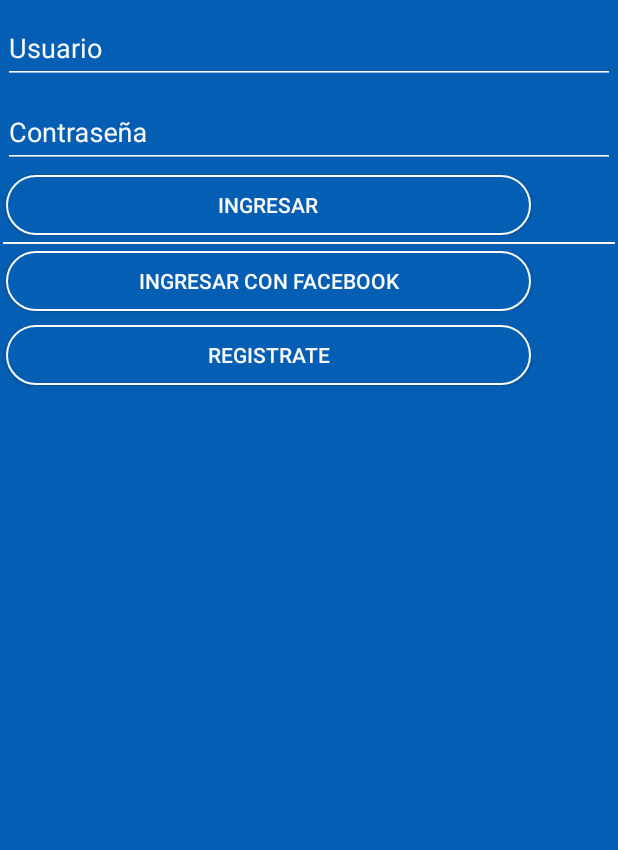
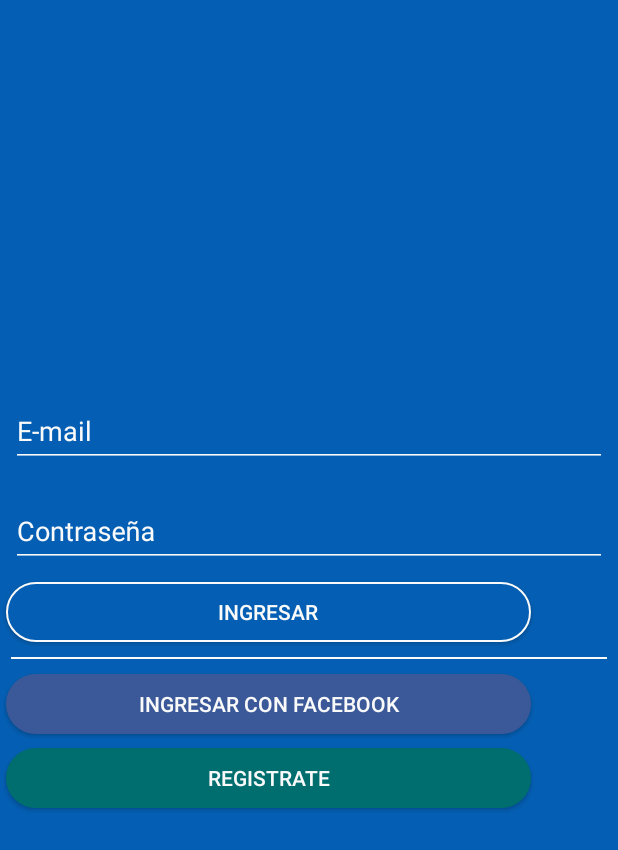
Before and after one commit to jpjordan10/CupOferta, an Android app: the screen it shows after launch (MainActivity), on a phone screen of 412 x 824 dp. Shown: the top 850 px of the screen. Run offline under Robolectric (Android 15) with nearby library versions, the phone set to English and light mode, and no system bars.

Commit message:
Design of SignUp

```diff
--- a/app/src/main/java/com/mighty/cupoferta/MainActivity.java
+++ b/app/src/main/java/com/mighty/cupoferta/MainActivity.java
@@ -12,6 +12,7 @@ public class MainActivity extends AppCompatActivity {
         super.onCreate(savedInstanceState);
         setContentView(R.layout.activity_main);
         Button btnIngresar = (Button) findViewById(R.id.btnIngresar);
+        Button btnRegistrate = (Button) findViewById(R.id.btnRegistrate);
         btnIngresar.setOnClickListener(new View.OnClickListener() {
             @Override
             public void onClick(View v) {
@@ -19,5 +20,12 @@ public class MainActivity extends AppCompatActivity {
                 startActivity(intent);
             }
         });
+        btnRegistrate.setOnClickListener(new View.OnClickListener() {
+            @Override
+            public void onClick(View v) {
+                Intent intent = new Intent(MainActivity.this, SignUpActivity.class);
+                startActivity(intent);
+            }
+        });
     }
 }
--- /dev/null
+++ b/app/src/main/res/drawable/facebook_bg_bordered.xml
@@ -0,0 +1,13 @@
+<?xml version="1.0" encoding="utf-8"?>
+<selector xmlns:android="http://schemas.android.com/apk/res/android">
+    <item>
+        <shape android:shape="rectangle">
+            <!-- background -->
+            <solid android:color="@color/colorFB" />
+            <!-- border -->
+            <stroke android:width="1dp" android:color="@color/colorFB" />
+            <!-- corner roundness -->
+            <corners android:radius="25dp" />
+        </shape>
+    </item>
+</selector>
--- /dev/null
+++ b/app/src/main/res/drawable/facebook_bg_bordered_button.xml
@@ -0,0 +1,13 @@
+<?xml version="1.0" encoding="utf-8"?>
+<layer-list xmlns:android="http://schemas.android.com/apk/res/android">
+    <item
+        android:gravity="center"
+        android:top="5dp"
+        android:bottom="5dp"
+        android:left="2dp"
+        android:right="2dp"
+        android:drawable="@drawable/facebook_bg_bordered"
+        android:width="350dp"
+        android:height="40dp"
+        android:layout_centerInParent="true"/>
+</layer-list>
--- /dev/null
+++ b/app/src/main/res/drawable/signup_bg_bordered.xml
@@ -0,0 +1,13 @@
+<?xml version="1.0" encoding="utf-8"?>
+<selector xmlns:android="http://schemas.android.com/apk/res/android">
+    <item>
+        <shape android:shape="rectangle">
+            <!-- background -->
+            <solid android:color="@color/colorsignup" />
+            <!-- border -->
+            <stroke android:width="1dp" android:color="@color/colorsignup" />
+            <!-- corner roundness -->
+            <corners android:radius="25dp" />
+        </shape>
+    </item>
+</selector>
--- /dev/null
+++ b/app/src/main/res/drawable/signup_bg_bordered_button.xml
@@ -0,0 +1,13 @@
+<?xml version="1.0" encoding="utf-8"?>
+<layer-list xmlns:android="http://schemas.android.com/apk/res/android">
+    <item
+        android:gravity="center"
+        android:top="5dp"
+        android:bottom="5dp"
+        android:left="2dp"
+        android:right="2dp"
+        android:drawable="@drawable/signup_bg_bordered"
+        android:width="350dp"
+        android:height="40dp"
+        android:layout_centerInParent="true"/>
+</layer-list>
--- a/app/src/main/res/layout/activity_main.xml
+++ b/app/src/main/res/layout/activity_main.xml
@@ -3,82 +3,101 @@
     xmlns:tools="http://schemas.android.com/tools"
     android:layout_width="match_parent"
     android:layout_height="match_parent"
+    android:background="@color/colorPrimaryDark"
+    android:focusable="true"
+    android:focusableInTouchMode="true"
     android:orientation="vertical"
-    android:background="@color/colorPrimaryDark"
-    tools:context=".MainActivity"
     android:paddingLeft="2dp"
     android:paddingRight="2dp"
-    android:focusable="true"
-    android:focusableInTouchMode="true">
+    android:paddingTop="250dp"
+    tools:context=".MainActivity">
 
     <LinearLayout
         android:layout_width="match_parent"
         android:layout_height="match_parent"
-        android:orientation="vertical"
         android:focusable="true"
-        android:focusableInTouchMode="true">
+        android:focusableInTouchMode="true"
+        android:orientation="vertical">
+
         <android.support.design.widget.TextInputLayout
-        android:id="@+id/username_text_input_layout"
+            android:id="@+id/email_text_input_layout"
             android:layout_width="match_parent"
             android:layout_height="wrap_content"
-        android:textColorHint="@color/border"
-        >
+            android:layout_marginBottom="5dp"
+            android:layout_marginLeft="5dp"
+            android:layout_marginRight="5dp"
+            android:layout_marginTop="5dp"
+            android:textColorHint="@color/border">
 
             <EditText
-            android:id="@+id/etUsername"
+                android:id="@+id/etEmail"
                 android:layout_width="wrap_content"
                 android:layout_height="wrap_content"
                 android:layout_centerHorizontal="true"
                 android:layout_centerVertical="true"
+                android:backgroundTint="@color/border"
                 android:ems="20"
-            android:hint="@string/usuario"
-            android:textColor="@color/border"
-            android:backgroundTint="@color/border"/>
+                android:hint="@string/email"
+                android:inputType="textEmailAddress"
+                android:textColor="@color/border" />
 
         </android.support.design.widget.TextInputLayout>
+
         <android.support.design.widget.TextInputLayout
             android:id="@+id/password_text_input_layout"
             android:layout_width="match_parent"
             android:layout_height="wrap_content"
+            android:layout_marginBottom="5dp"
+            android:layout_marginLeft="5dp"
+            android:layout_marginRight="5dp"
+            android:layout_marginTop="5dp"
             android:textColorHint="@color/border">
 
             <EditText
                 android:id="@+id/etContrasenia"
-            android:inputType="textPassword"
                 android:layout_width="wrap_content"
                 android:layout_height="wrap_content"
                 android:layout_centerHorizontal="true"
                 android:layout_centerVertical="true"
+                android:backgroundTint="@color/border"
                 android:ems="20"
                 android:hint="@string/contrasenia"
-            android:textColor="@color/border"
-            android:backgroundTint="@color/border"/>
+                android:inputType="textPassword"
+                android:textColor="@color/border" />
 
         </android.support.design.widget.TextInputLayout>
+
         <Button
             android:id="@+id/btnIngresar"
             android:layout_width="wrap_content"
             android:layout_height="wrap_content"
             android:background="@drawable/transparent_bg_bordered_button"
             android:text="@string/ingresar"
-        android:textColor="@color/border"/>
+            android:textColor="@color/border" />
+
         <View
             android:layout_width="fill_parent"
             android:layout_height="1dp"
+            android:layout_marginBottom="5dp"
+            android:layout_marginLeft="5dp"
+            android:layout_marginRight="5dp"
+            android:layout_marginTop="5dp"
             android:background="@color/border" />
+
         <Button
             android:id="@+id/btnIngresarFB"
             android:layout_width="wrap_content"
             android:layout_height="wrap_content"
-        android:background="@drawable/transparent_bg_bordered_button"
+            android:background="@drawable/facebook_bg_bordered_button"
             android:text="@string/ingresarFB"
-        android:textColor="@color/border"/>
+            android:textColor="@color/border" />
+
         <Button
             android:id="@+id/btnRegistrate"
             android:layout_width="wrap_content"
             android:layout_height="wrap_content"
-        android:background="@drawable/transparent_bg_bordered_button"
+            android:background="@drawable/signup_bg_bordered_button"
             android:text="@string/registrate"
-        android:textColor="@color/border"/>
+            android:textColor="@color/border" />
     </LinearLayout>
 </LinearLayout>
--- a/app/src/main/res/values/colors.xml
+++ b/app/src/main/res/values/colors.xml
@@ -5,4 +5,6 @@
     <color name="colorAccent">#FAFAFA</color>
     <color name="colorHeader">#0174DF</color>
     <color name="border">#FAFAFA</color>
+    <color name="colorFB">#3B5998</color>
+    <color name="colorsignup">#006E6F</color>
 </resources>
--- a/app/src/main/res/values/strings.xml
+++ b/app/src/main/res/values/strings.xml
@@ -1,11 +1,16 @@
 <resources>
     <string name="app_name">CupOferta</string>
-    <string name="usuario">Usuario</string>
+    <string name="email">E-mail</string>
     <string name="contrasenia">Contraseña</string>
+    <string name="contrasenia2">Repita contraseña</string>
+    <string name="nombres">Nombres</string>
+    <string name="apellidos">Apellidos</string>
+    <string name="dni">DNI</string>
     <string name="closeDrawer">Navigation View</string>
     <string name="openDrawer">Navigation View Closed</string>
     <string name="ingresar">Ingresar</string>
     <string name="ingresarFB">Ingresar con Facebook</string>
+    <string name="registrarFB">Registrarse con Facebook</string>
     <string name="registrate">Registrate</string>
     <string name="inicio">Inicio</string>
     <string name="miscupones">Mis cupones</string>
@@ -13,6 +18,7 @@
     <string name="configuracion">Configuación</string>
     <string name="sobreapp">Sobre el app</string>
     <string name="salir">Cerrar Sesión</string>
+    <string name="acepto">Acepto términos y condiciones</string>
 
     <!-- TODO: Remove or change this placeholder text -->
     <string name="hello_blank_fragment">Hello blank fragment</string>
--- a/app/src/main/res/values/styles.xml
+++ b/app/src/main/res/values/styles.xml
@@ -9,6 +9,14 @@
         <item name="windowNoTitle">true</item>
     </style>
 
+    <style name="SignUp" parent="Theme.AppCompat.Light.DarkActionBar">
+        <!-- Customize your theme here. -->
+        <item name="colorPrimary">@color/colorPrimary</item>
+        <item name="colorPrimaryDark">@color/colorPrimaryDark</item>
+        <item name="colorAccent">@color/colorAccent</item>
+        <item name="actionBarSize">40dp</item>
+    </style>
+
     <style name="MyMaterialTheme.Base" parent="Theme.AppCompat.Light.DarkActionBar">
         <item name="windowNoTitle">true</item>
         <item name="windowActionBar">false</item>
```
Also changed, not shown: app/src/main/AndroidManifest.xml (+7 -1 lines), app/src/main/java/com/mighty/cupoferta/SignUpActivity.java (added, +14 -0 lines), app/src/main/res/layout/activity_sign_up.xml (added, +184 -0 lines). Lines whose indentation alone changed are shown as unchanged.
